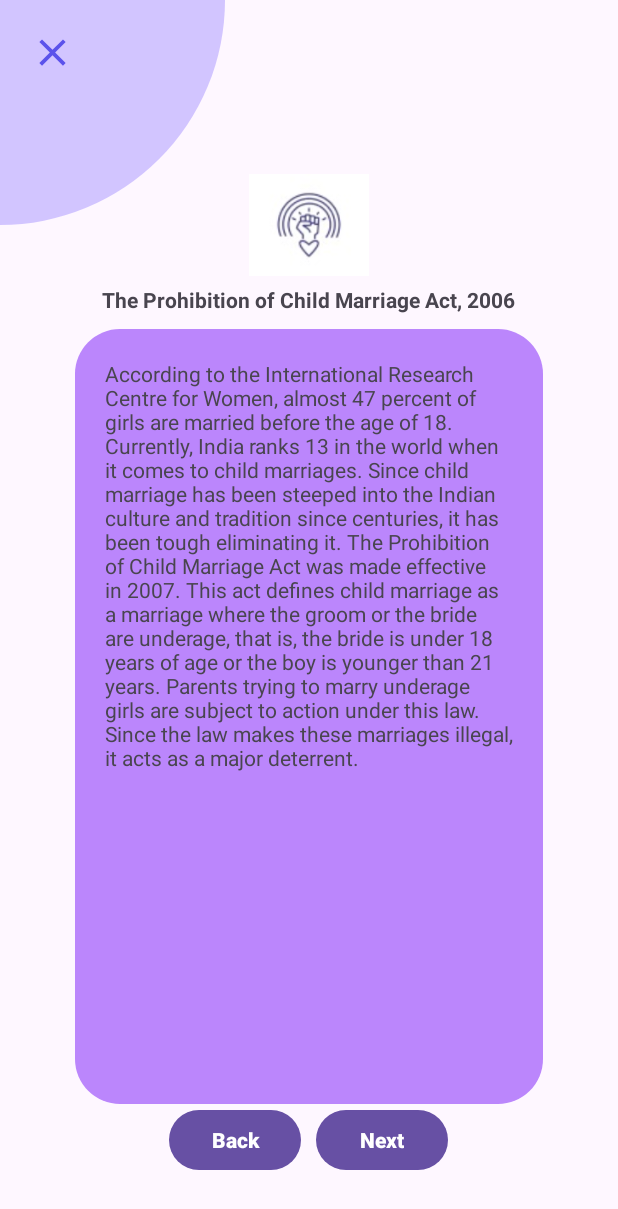
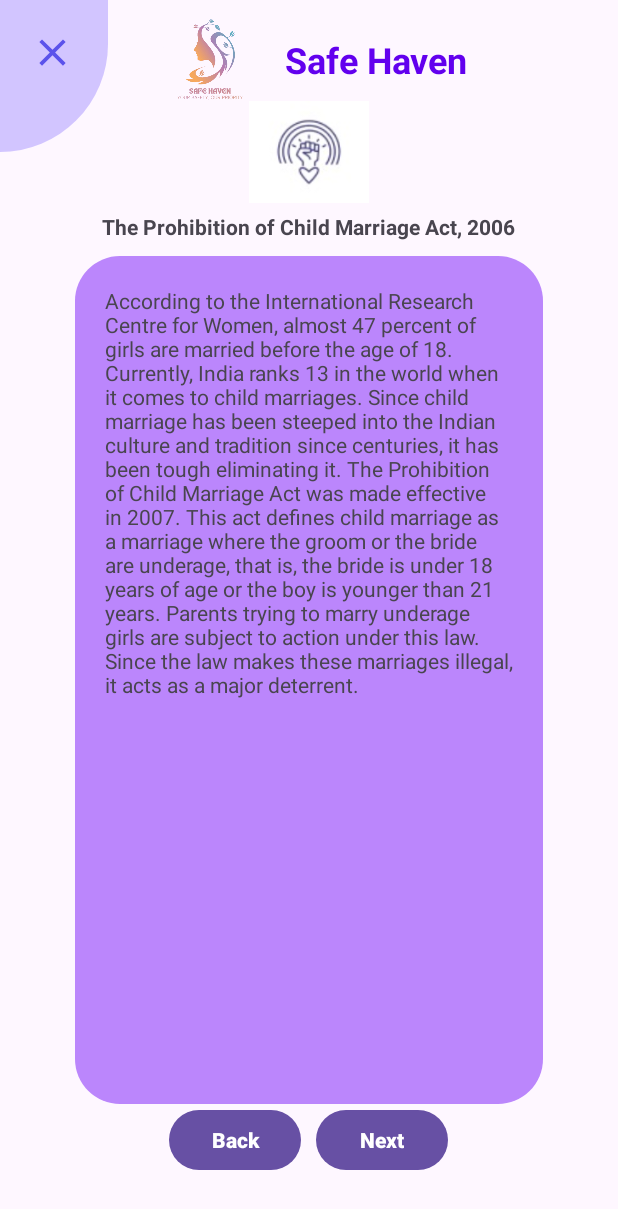
Before and after one commit to MrEinsteinE/SafeHaven, an Android app built with Jetpack Compose: the ShowBasicLawActivity screen opened directly, with no data from a screen before it, on a phone screen of 412 x 824 dp. Shown: the top 1209 px of the screen. Run offline under Robolectric (Android 15) with nearby library versions, the phone set to English and light mode, and no system bars.

Commit message:
four features with logos in each activity added

```diff
--- a/app/src/main/java/com/example/safehaven/SplashActivity.java
+++ b/app/src/main/java/com/example/safehaven/SplashActivity.java
@@ -24,6 +24,6 @@ public class SplashActivity extends AppCompatActivity {
             Intent intent = new Intent(SplashActivity.this, MainActivity.class);
             startActivity(intent);
             finish();
-        }, 2000);
+        }, 1000);
     }
 }
--- a/app/src/main/res/layout/activity_show_basic_law.xml
+++ b/app/src/main/res/layout/activity_show_basic_law.xml
@@ -5,6 +5,32 @@
     android:layout_width="match_parent"
     android:layout_height="match_parent"
     tools:context=".ShowBasicLawActivity">
+
+    <LinearLayout
+        android:layout_width="match_parent"
+        android:layout_height="wrap_content"
+        android:orientation="horizontal"
+        android:gravity="center"
+        android:layout_marginBottom="20dp">
+
+        <!-- Safe Haven Logo -->
+        <ImageView
+            android:layout_width="80dp"
+            android:layout_height="80dp"
+            android:src="@drawable/safe_haven_logo"
+            android:layout_marginEnd="10dp" />
+
+        <!-- Safe Haven Title -->
+        <TextView
+            android:id="@+id/title_safe_haven"
+            android:layout_width="wrap_content"
+            android:layout_height="wrap_content"
+            android:text="Safe Haven"
+            android:textSize="24sp"
+            android:textStyle="bold"
+            android:textColor="@color/primary"
+            android:gravity="center_vertical"/>
+    </LinearLayout>
     <View
         android:layout_width="30dp"
         android:layout_height="30dp"
@@ -16,11 +42,11 @@
 
     <View
         android:id="@+id/topleftoval"
-        android:layout_width="150dp"
-        android:layout_height="150dp"
+        android:layout_width="72dp"
+        android:layout_height="101dp"
         android:background="@drawable/top_left_corner_oval"
-        app:layout_constraintTop_toTopOf="parent"
-        app:layout_constraintStart_toStartOf="parent" />
+        app:layout_constraintStart_toStartOf="parent"
+        app:layout_constraintTop_toTopOf="parent" />
 
 
     <ImageView
```
Also changed, not shown: app/src/main/res/layout/activity_defense.xml (+22 -7 lines), app/src/main/res/layout/activity_laws.xml (+30 -4 lines), app/src/main/res/layout/activity_select_contacts.xml (+38 -12 lines).
